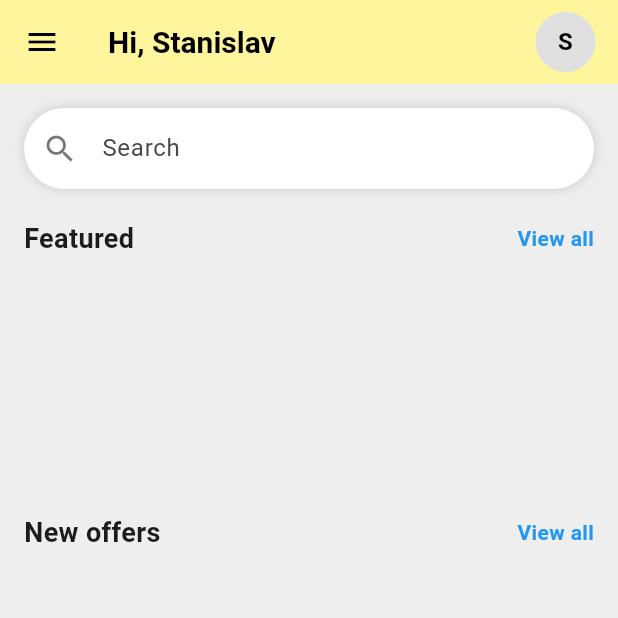
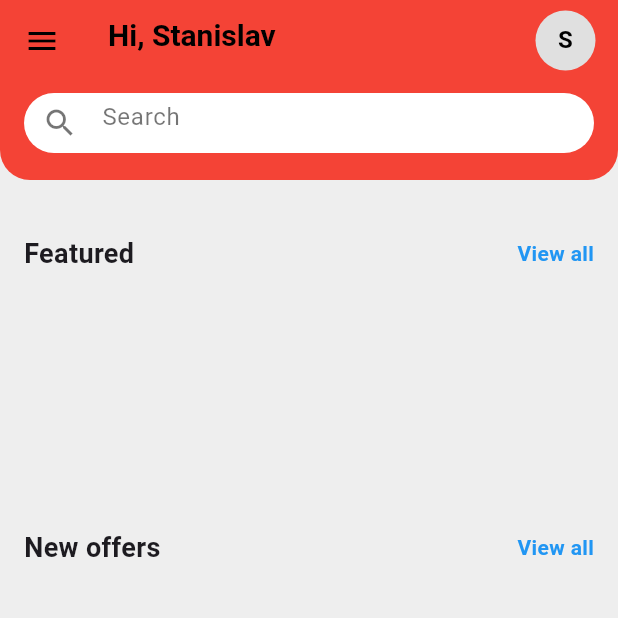
Before and after one commit to ashen8981/Homzes, a Flutter app: the SearchCatalog1Screen screen opened by its route, on a phone screen of 412 x 824 dp, the top half of it. Run offline on Flutter 3.47's test engine with Material 3 defaults, Android fonts, the light colour scheme and no system bars; our stand-ins replace cloud_firestore, firebase_core, flutter_bloc; accounts and stored records are empty.

Commit message:
code formatted

```diff
--- a/lib/presentation/screens/search_catalog_1.dart
+++ b/lib/presentation/screens/search_catalog_1.dart
@@ -5,6 +5,7 @@ import 'package:homzes_app/data/models/property_model.dart';
 import '../../data/repositories/property_repository.dart';
 import '../blocs/property_cubit.dart';
 import '../blocs/property_state.dart';
+import '../widgets/search_catelog_1/custom_appbar.dart';
 
 class SearchCatalog1Screen extends StatelessWidget {
   const SearchCatalog1Screen({super.key});
@@ -16,7 +17,7 @@ class SearchCatalog1Screen extends StatelessWidget {
 
     return Scaffold(
       backgroundColor: Colors.grey[200],
-      appBar: _buildAppBar(),
+      appBar: buildSearchCatalog1AppBar(),
       body: BlocProvider(
         create: (context) => PropertyCubit(PropertyRepository())..fetchProperties(),
         child: Padding(
@@ -24,15 +25,14 @@ class SearchCatalog1Screen extends StatelessWidget {
           child: Column(
             crossAxisAlignment: CrossAxisAlignment.start,
             children: [
-              _buildSearchBar(),
               SizedBox(height: 20),
-              _buildSectionHeader("Featured", () => Navigator.pushNamed(context, Routes.searchCatalog3)),
+              buildSectionHeader("Featured", () => Navigator.pushNamed(context, Routes.searchCatalog3)),
               SizedBox(height: 10),
-              _buildFeaturedList(screenWidth),
+              buildFeaturedList(screenWidth),
               SizedBox(height: 20),
-              _buildSectionHeader("New offers", () => Navigator.pushNamed(context, Routes.searchCatalog3)),
+              buildSectionHeader("New offers", () => Navigator.pushNamed(context, Routes.searchCatalog3)),
               SizedBox(height: 10),
-              Expanded(child: _buildNewOffers(screenWidth, screenHeight)),
+              Expanded(child: buildNewOffers(screenWidth, screenHeight)),
             ],
           ),
         ),
@@ -40,46 +40,7 @@ class SearchCatalog1Screen extends StatelessWidget {
     );
   }
 
-  AppBar _buildAppBar() {
-    return AppBar(
-      backgroundColor: Colors.yellow.shade200,
-      title: Text(
-        "Hi, Stanislav",
-        style: TextStyle(color: Colors.black, fontSize: 20, fontWeight: FontWeight.bold),
-      ),
-      actions: [
-        CircleAvatar(
-          backgroundColor: Colors.grey.shade300,
-          child: Text("S", style: TextStyle(fontWeight: FontWeight.bold, color: Colors.black)),
-        ),
-        SizedBox(width: 15),
-      ],
-      leading: IconButton(
-        icon: Icon(Icons.menu, color: Colors.black),
-        onPressed: () {},
-      ),
-    );
-  }
-
-  Widget _buildSearchBar() {
-    return Container(
-      decoration: BoxDecoration(
-        color: Colors.white,
-        borderRadius: BorderRadius.circular(30),
-        boxShadow: [BoxShadow(color: Colors.black12, blurRadius: 5, spreadRadius: 1)],
-      ),
-      child: TextField(
-        decoration: InputDecoration(
-          hintText: "Search",
-          prefixIcon: Icon(Icons.search, color: Colors.black54),
-          border: InputBorder.none,
-          contentPadding: EdgeInsets.symmetric(vertical: 15),
-        ),
-      ),
-    );
-  }
-
-  Widget _buildSectionHeader(String title, VoidCallback onViewAll) {
+  Widget buildSectionHeader(String title, VoidCallback onViewAll) {
     return Row(
       mainAxisAlignment: MainAxisAlignment.spaceBetween,
       children: [
@@ -92,7 +53,7 @@ class SearchCatalog1Screen extends StatelessWidget {
     );
   }
 
-  Widget _buildFeaturedList(double screenWidth) {
+  Widget buildFeaturedList(double screenWidth) {
     return BlocBuilder<PropertyCubit, PropertyState>(
       builder: (context, state) {
         if (state is PropertyLoading) {
@@ -105,7 +66,7 @@ class SearchCatalog1Screen extends StatelessWidget {
               itemCount: state.properties.length,
               itemBuilder: (context, index) {
                 final property = state.properties[index];
-                return _buildFeaturedItem(property, screenWidth * 0.4);
+                return buildFeaturedItem(property, screenWidth * 0.4);
               },
             ),
           );
@@ -117,7 +78,7 @@ class SearchCatalog1Screen extends StatelessWidget {
     );
   }
 
-  Widget _buildFeaturedItem(PropertyModel property, double width) {
+  Widget buildFeaturedItem(PropertyModel property, double width) {
     return Padding(
       padding: const EdgeInsets.only(right: 12),
       child: Column(
@@ -155,7 +116,7 @@ class SearchCatalog1Screen extends StatelessWidget {
     );
   }
 
-  Widget _buildNewOffers(double screenWidth, double screenHeight) {
+  Widget buildNewOffers(double screenWidth, double screenHeight) {
     return BlocBuilder<PropertyCubit, PropertyState>(
       builder: (context, state) {
         if (state is PropertyLoading) {
@@ -166,7 +127,7 @@ class SearchCatalog1Screen extends StatelessWidget {
             itemCount: state.properties.length,
             itemBuilder: (context, index) {
               final property = state.properties[index];
-              return _buildNewOfferItem(property, screenWidth, screenHeight);
+              return buildNewOfferItem(property, screenWidth, screenHeight);
             },
           );
         } else if (state is PropertyError) {
@@ -177,7 +138,7 @@ class SearchCatalog1Screen extends StatelessWidget {
     );
   }
 
-  Widget _buildNewOfferItem(PropertyModel property, double screenWidth, double screenHeight) {
+  Widget buildNewOfferItem(PropertyModel property, double screenWidth, double screenHeight) {
     return Container(
       margin: EdgeInsets.only(bottom: 15),
       decoration: BoxDecoration(
--- /dev/null
+++ b/lib/presentation/widgets/search_catelog_1/custom_appbar.dart
@@ -0,0 +1,65 @@
+import 'package:flutter/material.dart';
+
+PreferredSizeWidget buildSearchCatalog1AppBar() {
+  return PreferredSize(
+    preferredSize: Size.fromHeight(120),
+    child: ClipRRect(
+      borderRadius: BorderRadius.only(
+        bottomLeft: Radius.circular(20),
+        bottomRight: Radius.circular(20),
+      ),
+      child: AppBar(
+        backgroundColor: Colors.red,
+        elevation: 0,
+        title: Column(
+          crossAxisAlignment: CrossAxisAlignment.start,
+          children: [
+            Text(
+              "Hi, Stanislav",
+              style: TextStyle(color: Colors.black, fontSize: 20, fontWeight: FontWeight.bold),
+            ),
+            SizedBox(height: 8),
+          ],
+        ),
+        actions: [
+          CircleAvatar(
+            backgroundColor: Colors.grey.shade300,
+            child: Text("S", style: TextStyle(fontWeight: FontWeight.bold, color: Colors.black)),
+          ),
+          SizedBox(width: 15),
+        ],
+        leading: IconButton(
+          icon: Icon(Icons.menu, color: Colors.black),
+          onPressed: () {},
+        ),
+        bottom: PreferredSize(
+          preferredSize: Size.fromHeight(60),
+          child: Padding(
+            padding: const EdgeInsets.symmetric(horizontal: 16, vertical: 8),
+            child: Column(
+              children: [
+                Container(
+                  height: 40,
+                  decoration: BoxDecoration(
+                    color: Colors.white,
+                    borderRadius: BorderRadius.circular(20),
+                  ),
+                  child: TextField(
+                    decoration: InputDecoration(
+                      hintText: "Search",
+                      hintStyle: TextStyle(color: Colors.black54),
+                      prefixIcon: Icon(Icons.search, color: Colors.black54),
+                      border: InputBorder.none,
+                      contentPadding: EdgeInsets.symmetric(vertical: 0),
+                    ),
+                  ),
+                ),
+                SizedBox(height: 10),
+              ],
+            ),
+          ),
+        ),
+      ),
+    ),
+  );
+}
```
